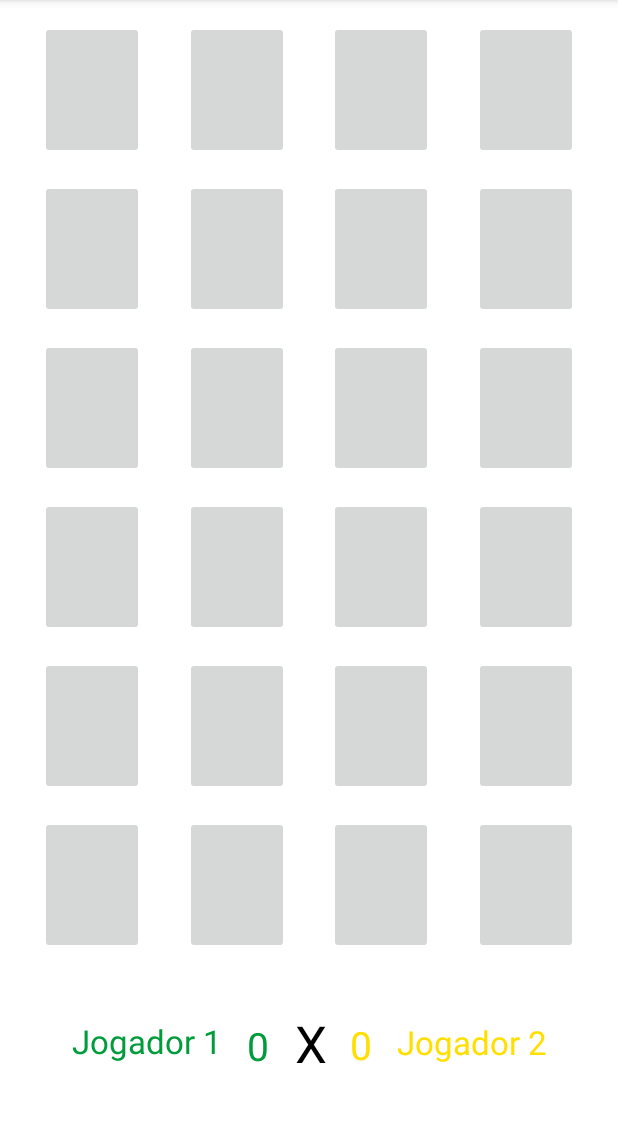
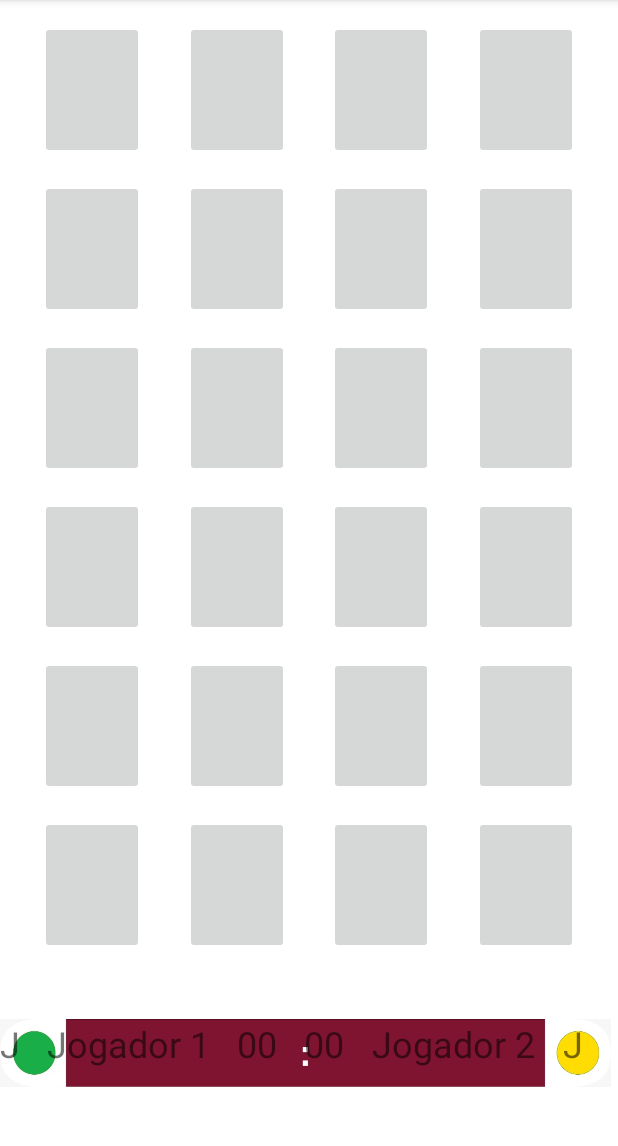
Before and after one commit to Solar-Software-Laboratory/Qatar-2022---Jogo-da-Mem-ria, an Android app: the screen it shows after launch (MainActivity), on a phone screen of 412 x 824 dp, the part 84-1230 px from its top. Run offline under Robolectric (Android 15) with nearby library versions, the phone set to English and light mode, and no system bars; 4 statements that could not run were skipped.

Commit message:
adicioando nova figura (e um bug junto)... n sei mais usar linear layout pra linhas as coisas...

```diff
--- a/JogodaMemria/app/src/main/AndroidManifest.xml
+++ b/JogodaMemria/app/src/main/AndroidManifest.xml
@@ -7,9 +7,9 @@
         android:allowBackup="true"
         android:dataExtractionRules="@xml/data_extraction_rules"
         android:fullBackupContent="@xml/backup_rules"
-        android:icon="@mipmap/ic_launcher"
+        android:icon="@drawable/logo"
         android:label="@string/app_name"
-        android:roundIcon="@mipmap/ic_launcher_round"
+        android:roundIcon="@drawable/logo"
         android:supportsRtl="true"
         android:theme="@style/Theme.MaterialComponents.Light.DarkActionBar"
         tools:targetApi="31">
--- a/JogodaMemria/app/src/main/java/br/com/pontes/jogodamemria/Controle.java
+++ b/JogodaMemria/app/src/main/java/br/com/pontes/jogodamemria/Controle.java
@@ -18,7 +18,7 @@ public class Controle {
         this.listaCartasTemporarias.add(new Carta(R.drawable.messi));
         this.listaCartasTemporarias.add(new Carta(R.drawable.modric));
         this.listaCartasTemporarias.add(new Carta(R.drawable.neymar));
-        this.listaCartasTemporarias.add(new Carta(R.drawable.sadio_mane));
+        this.listaCartasTemporarias.add(new Carta(R.drawable.ochoa));
         this.listaCartasTemporarias.add(new Carta(R.drawable.son));
         this.listaCartasTemporarias.add(new Carta(R.drawable.vinicius_jr));
         this.listaCartasTemporarias.add(new Carta(R.drawable.alisson));
@@ -30,7 +30,7 @@ public class Controle {
         this.listaCartasTemporarias.add(new Carta(R.drawable.messi));
         this.listaCartasTemporarias.add(new Carta(R.drawable.modric));
         this.listaCartasTemporarias.add(new Carta(R.drawable.neymar));
-        this.listaCartasTemporarias.add(new Carta(R.drawable.sadio_mane));
+        this.listaCartasTemporarias.add(new Carta(R.drawable.ochoa));
         this.listaCartasTemporarias.add(new Carta(R.drawable.son));
         this.listaCartasTemporarias.add(new Carta(R.drawable.vinicius_jr));
     }
--- a/JogodaMemria/app/src/main/res/layout/activity_main.xml
+++ b/JogodaMemria/app/src/main/res/layout/activity_main.xml
@@ -6,66 +6,6 @@
     android:layout_height="match_parent"
     android:layout_centerInParent="true"
     tools:context=".MainActivity">
-
-    <TextView
-        android:id="@+id/tv_pts2"
-        android:layout_width="30dp"
-        android:layout_height="33dp"
-        android:layout_marginBottom="14dp"
-        android:text="0"
-        android:textAlignment="center"
-        android:textColor="@color/br_yellow100"
-        android:textSize="26sp"
-        app:layout_constraintBottom_toBottomOf="parent"
-        app:layout_constraintEnd_toStartOf="@+id/tv_jogador2"
-        app:layout_constraintHorizontal_bias="0.5"
-        app:layout_constraintStart_toEndOf="@+id/tv"
-        app:layout_constraintTop_toBottomOf="@+id/figurinha22" />
-
-    <TextView
-        android:id="@+id/tv_pts1"
-        android:layout_width="32dp"
-        android:layout_height="31dp"
-        android:layout_marginBottom="14dp"
-        android:text="0"
-        android:textAlignment="center"
-        android:textColor="@color/br_green100"
-        android:textSize="26sp"
-        app:layout_constraintBottom_toBottomOf="parent"
-        app:layout_constraintEnd_toStartOf="@+id/tv"
-        app:layout_constraintHorizontal_bias="0.5"
-        app:layout_constraintStart_toEndOf="@+id/tv_jogador1"
-        app:layout_constraintTop_toBottomOf="@+id/figurinha21" />
-
-    <TextView
-        android:id="@+id/tv"
-        android:layout_width="wrap_content"
-        android:layout_height="wrap_content"
-        android:layout_marginBottom="14dp"
-        android:text="X"
-        android:textColor="#000000"
-        android:textSize="34sp"
-        app:layout_constraintBottom_toBottomOf="parent"
-        app:layout_constraintEnd_toStartOf="@+id/tv_pts2"
-        app:layout_constraintHorizontal_bias="0.5"
-        app:layout_constraintStart_toEndOf="@+id/tv_pts1"
-        app:layout_constraintTop_toBottomOf="@+id/figurinha22" />
-
-    <TextView
-        android:id="@+id/tv_jogador2"
-        android:layout_width="125dp"
-        android:layout_height="30dp"
-        android:layout_marginEnd="14dp"
-        android:layout_marginBottom="14dp"
-        android:text="Jogador 2"
-        android:textAlignment="textStart"
-        android:textColor="@color/br_yellow100"
-        android:textSize="22sp"
-        app:layout_constraintBottom_toBottomOf="parent"
-        app:layout_constraintEnd_toEndOf="parent"
-        app:layout_constraintHorizontal_bias="0.5"
-        app:layout_constraintStart_toEndOf="@+id/tv_pts2"
-        app:layout_constraintTop_toBottomOf="@+id/figurinha23" />
 
     <ImageButton
         android:id="@+id/figurinha21"
@@ -337,21 +277,62 @@
         app:layout_constraintStart_toEndOf="@+id/figurinha1"
         app:layout_constraintTop_toTopOf="parent" />
 
-    <TextView
-        android:id="@+id/tv_jogador1"
-        android:layout_width="125dp"
-        android:layout_height="30dp"
-        android:layout_marginStart="14dp"
-        android:layout_marginBottom="14dp"
-        android:text="Jogador 1"
-        android:textAlignment="textEnd"
-        android:textColor="@color/br_green100"
-        android:textSize="22sp"
+    <LinearLayout
+        android:layout_width="407dp"
+        android:layout_height="45dp"
+        android:background="@drawable/fundo_qatar"
+        android:orientation="horizontal"
         app:layout_constraintBottom_toBottomOf="parent"
-        app:layout_constraintEnd_toStartOf="@+id/tv_pts1"
-        app:layout_constraintHorizontal_bias="0.5"
-        app:layout_constraintStart_toStartOf="parent"
-        app:layout_constraintTop_toBottomOf="@+id/figurinha20"
-        app:layout_constraintVertical_bias="0.489" />
+        app:layout_constraintTop_toBottomOf="@+id/figurinha21"
+        tools:layout_editor_absoluteX="3dp">
+
+        <TextView
+            android:id="@+id/textView4"
+            android:layout_width="wrap_content"
+            android:layout_height="wrap_content"
+            android:layout_weight="1"
+            android:text="J"
+            android:textSize="24sp" />
+
+        <TextView
+            android:id="@+id/textView5"
+            android:layout_width="wrap_content"
+            android:layout_height="wrap_content"
+            android:layout_weight="1"
+            android:text="Jogador 1"
+            android:textSize="24sp" />
+
+        <TextView
+            android:id="@+id/textView3"
+            android:layout_width="wrap_content"
+            android:layout_height="wrap_content"
+            android:layout_weight="1"
+            android:text="00"
+            android:textSize="24sp" />
+
+        <TextView
+            android:id="@+id/textView2"
+            android:layout_width="wrap_content"
+            android:layout_height="wrap_content"
+            android:layout_weight="1"
+            android:text="00"
+            android:textSize="24sp" />
+
+        <TextView
+            android:id="@+id/textView6"
+            android:layout_width="wrap_content"
+            android:layout_height="wrap_content"
+            android:layout_weight="1"
+            android:text="Jogador 2"
+            android:textSize="24sp" />
+
+        <TextView
+            android:id="@+id/textView"
+            android:layout_width="wrap_content"
+            android:layout_height="wrap_content"
+            android:layout_weight="1"
+            android:text="J"
+            android:textSize="24sp" />
+    </LinearLayout>
 
 </androidx.constraintlayout.widget.ConstraintLayout>
```
Also changed, not shown: JogodaMemria/app/src/main/res/drawable-v24/fundo_qatar.jpg (added), JogodaMemria/app/src/main/res/drawable-v24/logo.jpg (added), JogodaMemria/app/src/main/res/drawable-v24/ochoa.jpg (added), JogodaMemria/app/src/main/res/drawable-v24/sadio_mane.jpg (deleted).
